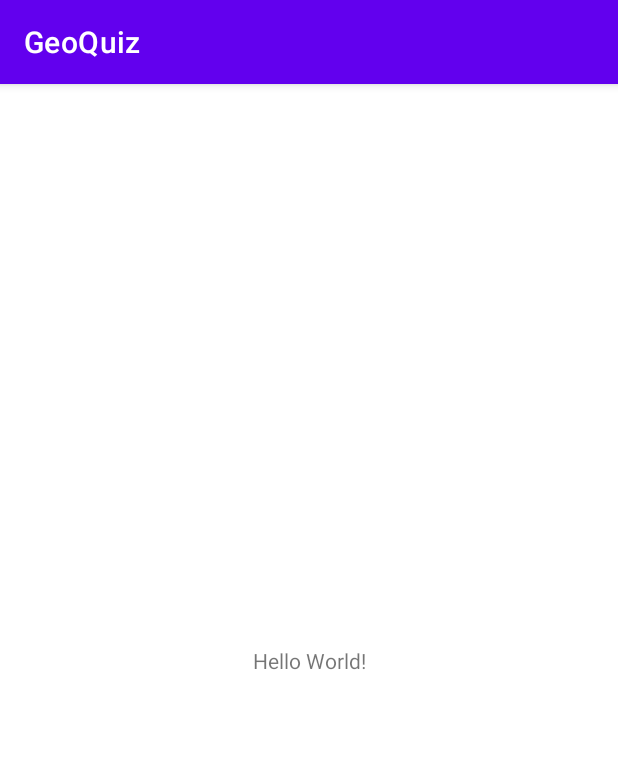
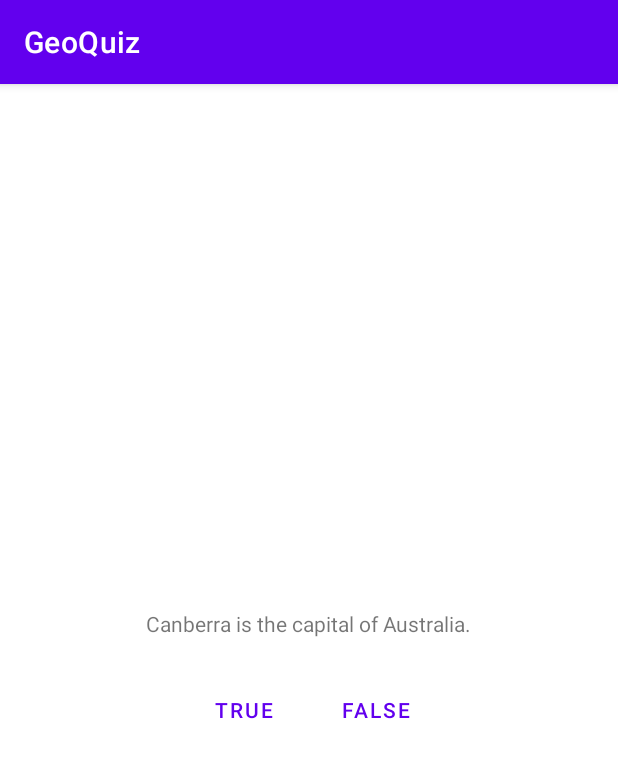
Before and after one commit to Grisha26-lab/GeoQuiz, an Android app: the screen it shows after launch (MainActivity), on a phone screen of 412 x 824 dp. Shown: the top 758 px of the screen. Run offline under Robolectric (Android 15) with nearby library versions, the phone set to English and light mode, and no system bars.

Commit message:
add button and Toast

```diff
--- a/app/src/main/java/com/example/geoquiz/MainActivity.kt
+++ b/app/src/main/java/com/example/geoquiz/MainActivity.kt
@@ -2,10 +2,35 @@ package com.example.geoquiz
 
 import androidx.appcompat.app.AppCompatActivity
 import android.os.Bundle
+import android.widget.Button
+import android.widget.Toast
 
 class MainActivity : AppCompatActivity() {
+
+    private lateinit var trueButton: Button
+    private lateinit var falseButton: Button
+
     override fun onCreate(savedInstanceState: Bundle?) {
         super.onCreate(savedInstanceState)
         setContentView(R.layout.activity_main)
+
+        trueButton = findViewById(R.id.true_button)
+        falseButton = findViewById(R.id.false_button)
+
+        trueButton.setOnClickListener {
+            Toast.makeText(
+                this,
+                R.string.correct_toast,
+                Toast.LENGTH_LONG
+            ).show()
+        }
+        falseButton.setOnClickListener {
+            Toast.makeText(
+                this,
+                R.string.incorrect_toast,
+                Toast.LENGTH_LONG
+            ).show()
+        }
+
     }
 }
--- a/app/src/main/res/layout/activity_main.xml
+++ b/app/src/main/res/layout/activity_main.xml
@@ -1,18 +1,39 @@
 <?xml version="1.0" encoding="utf-8"?>
-<androidx.constraintlayout.widget.ConstraintLayout xmlns:android="http://schemas.android.com/apk/res/android"
+<LinearLayout xmlns:android ="http://schemas.android.com/apk/res/android"
     xmlns:app="http://schemas.android.com/apk/res-auto"
     xmlns:tools="http://schemas.android.com/tools"
     android:layout_width="match_parent"
     android:layout_height="match_parent"
+    android:gravity="center"
+    android:orientation="vertical"
     tools:context=".MainActivity">
 
     <TextView
         android:layout_width="wrap_content"
         android:layout_height="wrap_content"
-        android:text="Hello World!"
-        app:layout_constraintBottom_toBottomOf="parent"
-        app:layout_constraintLeft_toLeftOf="parent"
-        app:layout_constraintRight_toRightOf="parent"
-        app:layout_constraintTop_toTopOf="parent" />
+        android:padding="24dp"
+        android:text= "@string/question_text"
+        />
+    <LinearLayout
+        android:layout_width="wrap_content"
+        android:layout_height="wrap_content"
+        android:orientation="horizontal">
 
-</androidx.constraintlayout.widget.ConstraintLayout>
+        <Button
+            android:id="@+id/true_button"
+            style="?android:attr/buttonBarButtonStyle"
+            android:layout_width="wrap_content"
+            android:layout_height="wrap_content"
+            android:text="@string/true_button" />
+
+        <Button
+            android:id="@+id/false_button"
+            style="?android:attr/buttonBarButtonStyle"
+            android:layout_width="wrap_content"
+            android:layout_height="wrap_content"
+            android:text="@string/false_button" />
+
+
+    </LinearLayout>
+
+</LinearLayout>
--- a/app/src/main/res/values/strings.xml
+++ b/app/src/main/res/values/strings.xml
@@ -1,3 +1,8 @@
 <resources>
     <string name="app_name">GeoQuiz</string>
+    <string name="true_button">true</string>
+    <string name="false_button">false</string>
+    <string name="question_text">Canberra is the capital of Australia.</string>
+    <string name="correct_toast">Correct!</string>
+    <string name="incorrect_toast">Incorrect!</string>
 </resources>
```
